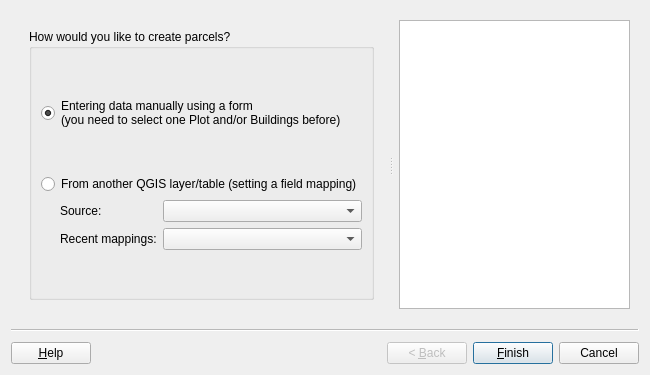
SwissTierrasColombia/Asistente-LADM-COL, file asistente_ladm_col/ui/wiz_create_parcel_cadastre.ui: the form before one commit.
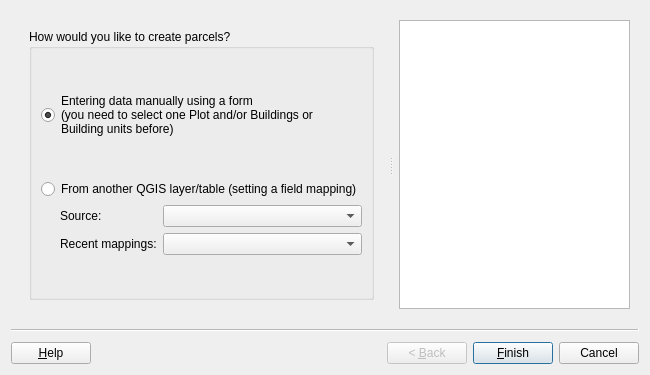
The form after the commit. Custom widgets are drawn as their Qt base class.

Commit message: [gui] support associate building units to parcel

The edit to the form file:
```diff
--- a/asistente_ladm_col/ui/wiz_create_parcel_cadastre.ui
+++ b/asistente_ladm_col/ui/wiz_create_parcel_cadastre.ui
@@ -66,7 +66,8 @@
             <widget class="QRadioButton" name="rad_parcel_from_plot">
              <property name="text">
               <string>Entering data manually using a form
-(you need to select one Plot and/or Buildings before)</string>
+(you need to select one Plot and/or Buildings or 
+Building units before)</string>
              </property>
              <property name="checked">
               <bool>true</bool>
```
Left out of the diff: 4 changed lines with no effect on the pictures. The commit also changes 1 other file.
